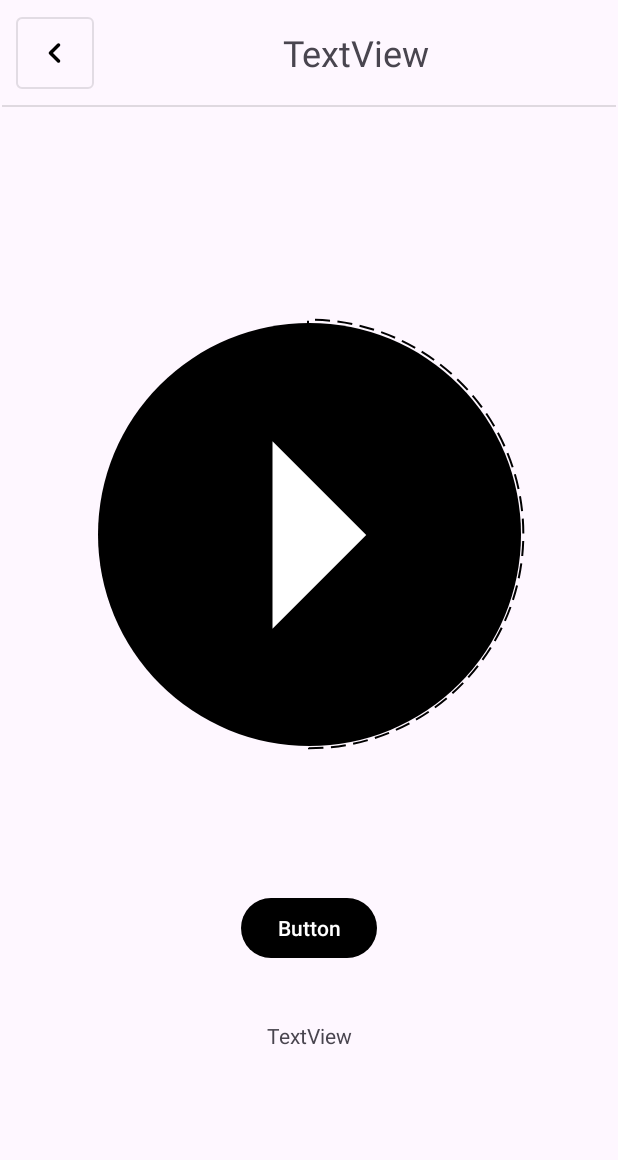
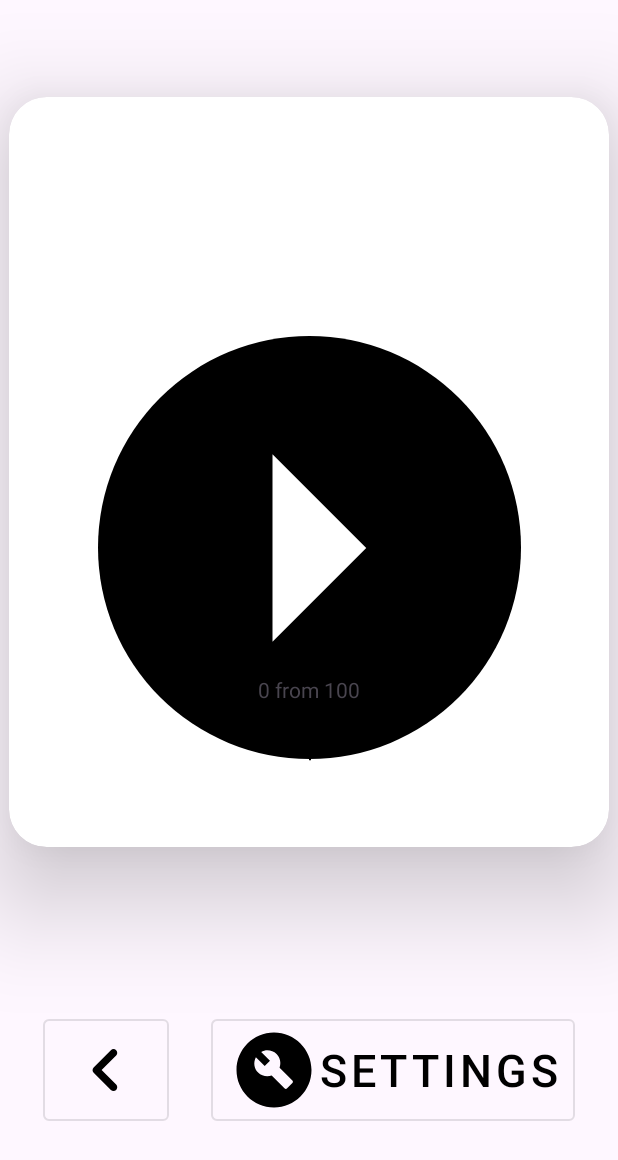
Before and after one commit to DreXASK/ReDuplicate, an Android app: the DuplicateFinderFragment screen opened through its navigation route, after a tap on an icon or button, on a phone screen of 412 x 824 dp. Shown: the top 1160 px of the screen. Run offline under Robolectric (Android 15) with nearby library versions, the phone set to English and light mode, and no system bars; our stand-ins replace Dagger/Hilt's generated code; 3 statements that could not run were skipped.

Commit message:
Refactoring half of the project

```diff
--- a/app/src/main/java/com/drexask/reduplicate/MainNavGraphViewModel.kt
+++ b/app/src/main/java/com/drexask/reduplicate/MainNavGraphViewModel.kt
@@ -7,15 +7,12 @@ import androidx.lifecycle.MutableLiveData
 import androidx.lifecycle.ViewModel
 import com.drexask.reduplicate.storagetools.StorageFile
 import com.drexask.reduplicate.storagetools.StorageFolder
-import com.drexask.reduplicate.storagetools.StorageManager
 import dagger.hilt.android.lifecycle.HiltViewModel
 import java.lang.StringBuilder
 import javax.inject.Inject
 
 @HiltViewModel
-class MainNavGraphViewModel @Inject constructor(
-    private val storageManager: StorageManager
-) : ViewModel() {
+class MainNavGraphViewModel @Inject constructor() : ViewModel() {
 
     val treeUri = MutableLiveData<Uri>()
     val folderFileDoc = MutableLiveData<DocumentFile>()
@@ -24,42 +21,36 @@ class MainNavGraphViewModel @Inject constructor(
     val useFileHashes = MutableLiveData<Boolean>().also { it.value = false }
     val useFileWeights = MutableLiveData<Boolean>().also { it.value = false }
 
-    private val _duplicatesMap = MutableLiveData<MutableMap<String, MutableList<StorageFile>>>().also {
-        it.value = emptyMap<String, MutableList<StorageFile>>().toMutableMap()
-    }  //TODO: Check if it'll be properly observed
+    private val _duplicatesMap =
+        MutableLiveData<MutableMap<String, MutableList<StorageFile>>>().also {
+            it.value = emptyMap<String, MutableList<StorageFile>>().toMutableMap()
+        }  //TODO: Check if it'll be properly observed
     val duplicatesMap
         get() = _duplicatesMap as LiveData<MutableMap<String, MutableList<StorageFile>>>
 
 
     private var scannedFolder: StorageFolder? = null
     private var itemsQuantityInSelectedFolder: Int? = null
+    val numberOfProcessedFiles = MutableLiveData<Int>()
 
-    fun getScannedFolderOrNull(): StorageFolder? {
-        return when(scannedFolder) {
-            is StorageFolder -> scannedFolder
-            null -> folderFileDoc.value?.let { file ->
-                scannedFolder = storageManager.scanAndReturnFolder(file)
-                scannedFolder
-            }
-            else -> throw Exception("Unknown type")
+
+    fun scanFolder() {
+        if (folderFileDoc.value == null)
+            throw Exception("folderFileDoc.value cannot be null here")
+        scannedFolder = StorageFolder(folderFileDoc.value!!).also { it.scanFolderForStoredItems() }
+    }
+
+    fun getItemsQuantityInSelectedFolderAndRememberIt(): Int {
+        if (scannedFolder == null)
+            throw Exception("scannedFolder cannot be null here")
+
+        return itemsQuantityInSelectedFolder ?: scannedFolder!!.getStoredFilesQuantity().also {
+            itemsQuantityInSelectedFolder = it
         }
     }
 
-    fun getItemsQuantityInSelectedFolderOrNull(): Int? {
-        return when(itemsQuantityInSelectedFolder) {
-            is Int -> itemsQuantityInSelectedFolder
-            null -> treeUri.value?.let {
-                folderFileDoc.value?.let {
-                    itemsQuantityInSelectedFolder = getScannedFolderOrNull()?.getStoredFilesQuantity()
-                    itemsQuantityInSelectedFolder
-                }
-            }
-            else -> throw Exception("Unknown type")
-        }
-    }
-
-    fun resetDuplicatesMap() {
-        _duplicatesMap.value = emptyMap<String, MutableList<StorageFile>>().toMutableMap()
+    fun clearDuplicatesMap() {
+        _duplicatesMap.value?.clear()
     }
 
     fun fillDuplicatesMap(folder: StorageFolder? = scannedFolder) {
@@ -69,7 +60,10 @@ class MainNavGraphViewModel @Inject constructor(
         folder.storedItems.map {
             when (it) {
                 is StorageFolder -> fillDuplicatesMap(it)
-                is StorageFile -> addFileToDuplicatesMapUsingSettings(it)
+                is StorageFile -> {
+                    addFileToDuplicatesMapUsingSettings(it)
+                    numberOfProcessedFiles.value = numberOfProcessedFiles.value?.plus(1)
+                }
             }
 
         }
--- a/app/src/main/java/com/drexask/reduplicate/presentation/ui/fragments/DuplicateFinderFragment.kt
+++ b/app/src/main/java/com/drexask/reduplicate/presentation/ui/fragments/DuplicateFinderFragment.kt
@@ -38,6 +38,7 @@ class DuplicateFinderFragment : Fragment() {
 
         setupListeners()
         viewModel.treeUri.observe(viewLifecycleOwner, treeUriObserver)
+        viewModel.numberOfProcessedFiles.observe(viewLifecycleOwner, numberOfProcessedFilesObserver)
 
 
         return binding.root
@@ -63,10 +64,23 @@ class DuplicateFinderFragment : Fragment() {
     private fun clickLaunch() {
         binding.btnLaunch.setOnClickListener {
 
-            val scannedFolder = viewModel.getScannedFolderOrNull()
+            if (viewModel.useFileNames.value == false
+                && viewModel.useFileWeights.value == false
+                && viewModel.useFileHashes.value == false) {
+                showSettingsDialog()
+                return@setOnClickListener
+            }
 
-            viewModel.resetDuplicatesMap()
-            viewModel.fillDuplicatesMap(scannedFolder)
+
+            viewModel.numberOfProcessedFiles.value = 0
+            viewModel.scanFolder()
+
+            binding.progressCircular.max = viewModel.getItemsQuantityInSelectedFolderAndRememberIt()
+
+            viewModel.clearDuplicatesMap()
+            viewModel.fillDuplicatesMap()
+
+
 
             viewModel.duplicatesMap.value?.map {
                 println(it.key)
@@ -85,20 +99,14 @@ class DuplicateFinderFragment : Fragment() {
 
 
     private val treeUriObserver = Observer<Uri> {
-        binding.currentFolderName.text = it.lastPathSegment?.replaceFirst("primary:", "")
+        binding.tvCurrentFolderName.text = it.lastPathSegment?.replaceFirst("primary:", "")
     }
 
-/*    private suspend fun deleteThisPlease() {
-        var currentProgress = 0
-        while (currentProgress <= 10000) {
-            CoroutineScope(Dispatchers.Main).launch {
-                _binding?.progressCircular?.progress = currentProgress
-                _binding?.textView?.text = currentProgress.toString()
-                currentProgress += 10
-            }
-            delay(10L)
-        }
-    }*/
+    private val numberOfProcessedFilesObserver = Observer<Int> {
+        binding.progressCircular.progress = it
+        val finalQuantity = binding.progressCircular.max
+        binding.tvCurrentProgress.text = getString(R.string.current_progress, it, finalQuantity)
+    }
 
     override fun onDestroyView() {
         super.onDestroyView()
--- /dev/null
+++ b/app/src/main/res/drawable/baseline_build_circle_24.xml
@@ -0,0 +1,6 @@
+<vector android:height="24dp" android:tint="#000000"
+    android:viewportHeight="24" android:viewportWidth="24"
+    android:width="24dp" xmlns:android="http://schemas.android.com/apk/res/android">
+    <path android:fillColor="@android:color/white"
+        android:fillType="evenOdd" android:pathData="M12,2C6.48,2 2,6.48 2,12c0,5.52 4.48,10 10,10s10,-4.48 10,-10C22,6.48 17.52,2 12,2zM16.9,15.49l-1.4,1.4c-0.2,0.2 -0.51,0.2 -0.71,0l-3.41,-3.41c-1.22,0.43 -2.64,0.17 -3.62,-0.81c-1.11,-1.11 -1.3,-2.79 -0.59,-4.1l2.35,2.35l1.41,-1.41L8.58,7.17c1.32,-0.71 2.99,-0.52 4.1,0.59c0.98,0.98 1.24,2.4 0.81,3.62l3.41,3.41C17.09,14.98 17.09,15.3 16.9,15.49z"/>
+</vector>
--- a/app/src/main/res/layout/fragment_duplicate_finder.xml
+++ b/app/src/main/res/layout/fragment_duplicate_finder.xml
@@ -2,41 +2,39 @@
 <androidx.constraintlayout.widget.ConstraintLayout xmlns:android="http://schemas.android.com/apk/res/android"
     xmlns:app="http://schemas.android.com/apk/res-auto"
     xmlns:tools="http://schemas.android.com/tools"
-    android:id="@+id/frameLayout"
+    android:id="@+id/constraintLayout"
     android:layout_width="match_parent"
     android:layout_height="match_parent"
     tools:context=".presentation.ui.fragments.DuplicateFinderFragment">
+
+    <androidx.cardview.widget.CardView
+        android:id="@+id/cardView"
+        android:layout_width="wrap_content"
+        android:layout_height="500dp"
+        app:cardCornerRadius="25dp"
+        app:cardElevation="40dp"
+        app:layout_constraintBottom_toBottomOf="parent"
+        app:layout_constraintEnd_toEndOf="parent"
+        app:layout_constraintStart_toStartOf="parent"
+        app:layout_constraintTop_toTopOf="parent"
+        app:layout_constraintVertical_bias="0.20">
+
+        <androidx.constraintlayout.widget.ConstraintLayout
+            android:layout_width="match_parent"
+            android:layout_height="match_parent">
 
             <ProgressBar
                 android:id="@+id/progress_circular"
                 android:layout_width="400dp"
                 android:layout_height="400dp"
                 android:indeterminateOnly="false"
-        android:progress="50"
                 android:progressDrawable="@drawable/circle_progress_bar"
                 android:rotation="90"
                 app:layout_constraintBottom_toBottomOf="parent"
                 app:layout_constraintEnd_toEndOf="parent"
-        app:layout_constraintHorizontal_bias="0.5"
+                app:layout_constraintHorizontal_bias="0.0"
                 app:layout_constraintStart_toStartOf="parent"
-        app:layout_constraintTop_toBottomOf="@+id/divider"
-        app:layout_constraintVertical_bias="0.24000001"
                 tools:progress="25" />
-
-    <Button
-        android:id="@+id/btn_back_to_folderPicker"
-        style="@style/OutlinedButton"
-        android:layout_width="wrap_content"
-        android:layout_height="wrap_content"
-        android:paddingLeft="12dp"
-        android:paddingRight="12dp"
-        app:icon="@drawable/round_chevron_left_24"
-        app:iconSize="28dp"
-        app:layout_constraintBottom_toTopOf="@+id/divider"
-        app:layout_constraintEnd_toEndOf="parent"
-        app:layout_constraintHorizontal_bias="0.03"
-        app:layout_constraintStart_toStartOf="parent"
-        app:layout_constraintTop_toTopOf="parent" />
 
             <Button
                 android:id="@+id/btn_launch"
@@ -48,50 +46,57 @@
                 app:layout_constraintStart_toStartOf="@+id/progress_circular"
                 app:layout_constraintTop_toTopOf="@+id/progress_circular" />
 
+            <TextView
+                android:id="@+id/tv_current_folder_name"
+                android:layout_width="wrap_content"
+                android:layout_height="wrap_content"
+                android:layout_marginBottom="5dp"
+                android:textSize="34sp"
+                app:layout_constraintBottom_toTopOf="@+id/btn_launch"
+                app:layout_constraintEnd_toEndOf="parent"
+                app:layout_constraintStart_toStartOf="parent"
+                app:layout_constraintTop_toTopOf="parent"
+                tools:text="PickedFolderName" />
 
             <TextView
-        android:id="@+id/current_folder_name"
+                android:id="@+id/tv_current_progress"
                 android:layout_width="wrap_content"
                 android:layout_height="wrap_content"
-        android:text="TextView"
-        android:textSize="24sp"
-        app:layout_constraintBottom_toTopOf="@+id/divider"
-        app:layout_constraintEnd_toEndOf="parent"
-        app:layout_constraintStart_toEndOf="@+id/btn_back_to_folderPicker"
-        app:layout_constraintTop_toTopOf="parent" />
+                app:layout_constraintBottom_toBottomOf="@+id/btn_launch"
+                app:layout_constraintEnd_toEndOf="@+id/btn_launch"
+                app:layout_constraintStart_toStartOf="@+id/btn_launch"
+                app:layout_constraintTop_toTopOf="@+id/btn_launch"
+                app:layout_constraintVertical_bias="0.85" />
+        </androidx.constraintlayout.widget.ConstraintLayout>
 
-    <TextView
-        android:id="@+id/textView"
+    </androidx.cardview.widget.CardView>
+
+
+    <Button
+        android:id="@+id/btn_back_to_folderPicker"
+        style="@style/OutlinedButton"
         android:layout_width="wrap_content"
         android:layout_height="wrap_content"
-        android:text="TextView"
+        app:icon="@drawable/round_chevron_left_24"
         app:layout_constraintBottom_toBottomOf="parent"
-        app:layout_constraintEnd_toEndOf="parent"
+        app:layout_constraintEnd_toStartOf="@+id/btn_settings"
+        app:layout_constraintHorizontal_bias="0.5"
         app:layout_constraintStart_toStartOf="parent"
-        app:layout_constraintTop_toBottomOf="@+id/progress_circular" />
-
-    <View
-        android:id="@+id/divider"
-        android:layout_width="0dp"
-        android:layout_height="1dp"
-        android:layout_marginStart="1dp"
-        android:layout_marginTop="70dp"
-        android:layout_marginEnd="1dp"
-        android:background="?android:attr/listDivider"
-        app:layout_constraintEnd_toEndOf="parent"
-        app:layout_constraintHorizontal_bias="0.0"
-        app:layout_constraintStart_toStartOf="parent"
-        app:layout_constraintTop_toTopOf="parent" />
+        app:layout_constraintTop_toBottomOf="@+id/cardView"
+        app:layout_constraintVertical_bias="0.6" />
 
     <Button
         android:id="@+id/btn_settings"
+        style="@style/OutlinedButton"
         android:layout_width="wrap_content"
         android:layout_height="wrap_content"
-        android:text="Button"
-        app:layout_constraintBottom_toTopOf="@+id/textView"
+        android:text="@string/bottom_sheet_fragment_settings_button"
+        app:icon="@drawable/baseline_build_circle_24"
+        app:layout_constraintBottom_toBottomOf="parent"
         app:layout_constraintEnd_toEndOf="parent"
-        app:layout_constraintStart_toStartOf="parent"
-        app:layout_constraintTop_toBottomOf="@+id/progress_circular" />
-
+        app:layout_constraintHorizontal_bias="0.5"
+        app:layout_constraintStart_toEndOf="@+id/btn_back_to_folderPicker"
+        app:layout_constraintTop_toBottomOf="@+id/cardView"
+        app:layout_constraintVertical_bias="0.6" />
 
 </androidx.constraintlayout.widget.ConstraintLayout>
--- a/app/src/main/res/values/strings.xml
+++ b/app/src/main/res/values/strings.xml
@@ -5,11 +5,12 @@
     <string name="btn_select_folder">Select folder</string>
 
     <!-- fragment_duplicate_finder -->
-    <string name="duplicates_find_settings">Duplicates find settings</string>
+    <string name="bottom_sheet_fragment_settings_button">Settings</string>
     <string name="use_file_names_to_find_duplicates">File names</string>
     <string name="use_file_weights_to_find_duplicates">File weights</string>
     <string name="use_file_hash_to_find_duplicates">File hashes</string>
     <string name="select_methods_to_find_duplicates">Select methods to find duplicates</string>
+    <string name="current_progress">%1$d from %2$d</string>
 
 
 </resources>
--- a/app/src/main/res/values/styles.xml
+++ b/app/src/main/res/values/styles.xml
@@ -3,6 +3,8 @@
 
     <style name="OutlinedButton" parent="Widget.MaterialComponents.Button.OutlinedButton">
         <item name="iconPadding">0dp</item>
+        <item name="android:textSize">30sp</item>
+        <item name="iconSize">60dp</item>
         <item name="android:insetTop">0dp</item>
         <item name="android:insetBottom">0dp</item>
         <item name="android:paddingLeft">12dp</item>
```
Also changed, not shown: app/src/main/java/com/drexask/reduplicate/storagetools/StorageFolder.kt (+25 -6 lines), app/src/main/java/com/drexask/reduplicate/storagetools/StorageManager.kt (deleted, +0 -22 lines). Lines whose indentation alone changed are shown as unchanged.
